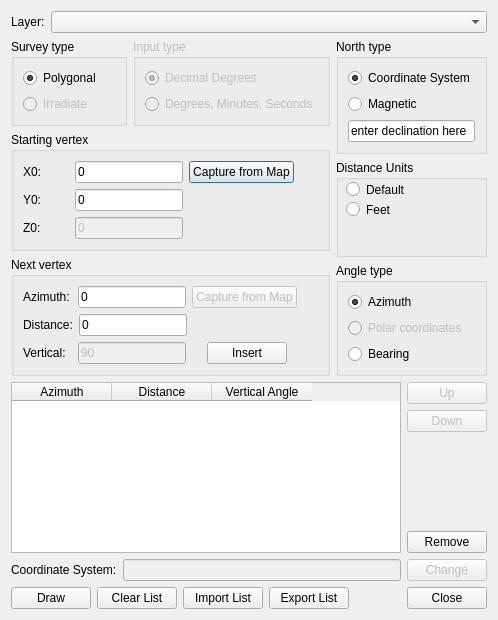
Before: the Qt Designer form ui.ui in mpetroff/qgsazimuth, drawn with Qt 5.
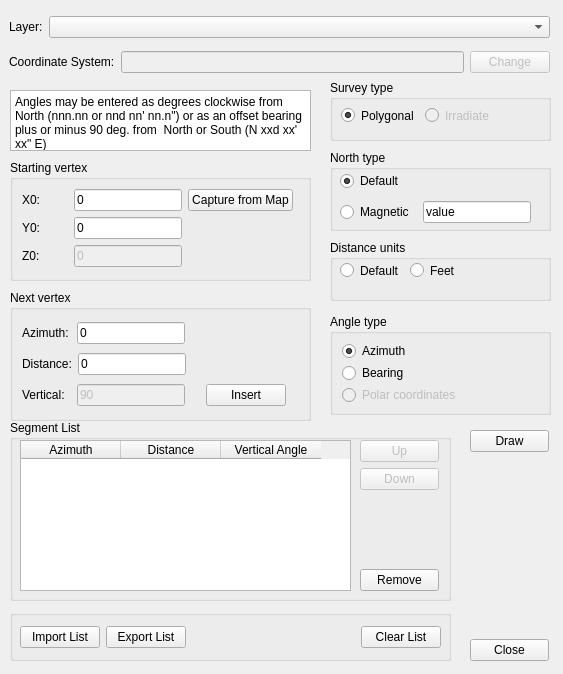
After: the same form once the commit is applied.

```diff
--- a/ui.ui
+++ b/ui.ui
@@ -5,14 +5,48 @@
    <rect>
     <x>0</x>
     <y>0</y>
-    <width>498</width>
-    <height>620</height>
+    <width>563</width>
+    <height>674</height>
    </rect>
   </property>
   <property name="windowTitle" >
    <string>Geometry from Azimuth and Distance</string>
   </property>
-  <layout class="QVBoxLayout" name="verticalLayout_10" >
+  <widget class="QPlainTextEdit" name="plainTextEdit" >
+   <property name="enabled" >
+    <bool>true</bool>
+   </property>
+   <property name="geometry" >
+    <rect>
+     <x>10</x>
+     <y>90</y>
+     <width>301</width>
+     <height>61</height>
+    </rect>
+   </property>
+   <property name="verticalScrollBarPolicy" >
+    <enum>Qt::ScrollBarAlwaysOff</enum>
+   </property>
+   <property name="horizontalScrollBarPolicy" >
+    <enum>Qt::ScrollBarAlwaysOff</enum>
+   </property>
+   <property name="readOnly" >
+    <bool>true</bool>
+   </property>
+   <property name="plainText" >
+    <string>Angles may be entered as degrees clockwise from North (nnn.nn or nnd nn' nn.n") or as an offset bearing plus or minus 90 deg. from  North or South (N xxd xx' xx" E)</string>
+   </property>
+  </widget>
+  <widget class="QWidget" name="" >
+   <property name="geometry" >
+    <rect>
+     <x>9</x>
+     <y>9</y>
+     <width>541</width>
+     <height>71</height>
+    </rect>
+   </property>
+   <layout class="QVBoxLayout" name="verticalLayout_3" >
    <item>
     <layout class="QHBoxLayout" name="horizontalLayout_13" >
      <item>
@@ -34,86 +68,82 @@
     </layout>
    </item>
    <item>
-    <layout class="QHBoxLayout" name="horizontalLayout_12" >
-     <property name="sizeConstraint" >
-      <enum>QLayout::SetNoConstraint</enum>
-     </property>
+     <layout class="QHBoxLayout" name="horizontalLayout_14" >
      <item>
-      <layout class="QVBoxLayout" name="verticalLayout_9" >
-       <item>
-        <layout class="QHBoxLayout" name="horizontalLayout_3" >
-         <property name="sizeConstraint" >
-          <enum>QLayout::SetNoConstraint</enum>
-         </property>
-         <item>
-          <widget class="QGroupBox" name="groupBox_3" >
-           <property name="enabled" >
-            <bool>true</bool>
-           </property>
+       <widget class="QLabel" name="label_5" >
            <property name="sizePolicy" >
-            <sizepolicy vsizetype="Preferred" hsizetype="Preferred" >
+         <sizepolicy vsizetype="Preferred" hsizetype="Fixed" >
              <horstretch>0</horstretch>
              <verstretch>0</verstretch>
             </sizepolicy>
            </property>
-           <property name="title" >
-            <string>Survey type</string>
-           </property>
-           <layout class="QVBoxLayout" name="verticalLayout" >
+        <property name="text" >
+         <string>Coordinate System:</string>
+        </property>
+       </widget>
+      </item>
             <item>
-             <widget class="QRadioButton" name="radioButton_8" >
+       <widget class="QLineEdit" name="lineEdit_4" >
               <property name="enabled" >
-               <bool>true</bool>
-              </property>
-              <property name="text" >
-               <string>Polygonal</string>
-              </property>
-              <property name="checked" >
-               <bool>true</bool>
-              </property>
+         <bool>false</bool>
+        </property>
              </widget>
             </item>
             <item>
-             <widget class="QRadioButton" name="radioButton_7" >
+       <widget class="QPushButton" name="pushButton_11" >
               <property name="enabled" >
                <bool>false</bool>
               </property>
+        <property name="sizePolicy" >
+         <sizepolicy vsizetype="Fixed" hsizetype="Fixed" >
+          <horstretch>0</horstretch>
+          <verstretch>0</verstretch>
+         </sizepolicy>
+        </property>
               <property name="text" >
-               <string>Irradiate</string>
-              </property>
-              <property name="checkable" >
-               <bool>true</bool>
-              </property>
-              <property name="checked" >
-               <bool>false</bool>
-              </property>
+         <string>Change</string>
+        </property>
              </widget>
             </item>
            </layout>
-          </widget>
-         </item>
-         <item>
-          <widget class="QGroupBox" name="groupBox_4" >
+    </item>
+   </layout>
+  </widget>
+  <widget class="QGroupBox" name="groupBox_6" >
            <property name="enabled" >
-            <bool>false</bool>
-           </property>
+    <bool>true</bool>
+   </property>
+   <property name="geometry" >
+    <rect>
+     <x>330</x>
+     <y>314</y>
+     <width>221</width>
+     <height>101</height>
+    </rect>
+   </property>
            <property name="sizePolicy" >
-            <sizepolicy vsizetype="Preferred" hsizetype="Preferred" >
+    <sizepolicy vsizetype="Minimum" hsizetype="Preferred" >
              <horstretch>0</horstretch>
              <verstretch>0</verstretch>
             </sizepolicy>
            </property>
            <property name="title" >
-            <string>Input type</string>
-           </property>
-           <layout class="QVBoxLayout" name="verticalLayout_3" >
+    <string>Angle type</string>
+   </property>
+   <layout class="QVBoxLayout" name="verticalLayout_5" >
             <item>
-             <widget class="QRadioButton" name="radioButton_11" >
+     <widget class="QRadioButton" name="radioButton_17" >
               <property name="enabled" >
-               <bool>false</bool>
-              </property>
+       <bool>true</bool>
+      </property>
+      <property name="sizePolicy" >
+       <sizepolicy vsizetype="Preferred" hsizetype="Minimum" >
+        <horstretch>0</horstretch>
+        <verstretch>0</verstretch>
+       </sizepolicy>
+      </property>
               <property name="text" >
-               <string>Decimal Degrees</string>
+       <string>Azimuth</string>
               </property>
               <property name="checkable" >
                <bool>true</bool>
@@ -124,27 +154,63 @@
              </widget>
             </item>
             <item>
-             <widget class="QRadioButton" name="radioButton_12" >
+     <widget class="QRadioButton" name="radioButton_18" >
               <property name="enabled" >
-               <bool>false</bool>
-              </property>
+       <bool>true</bool>
+      </property>
+      <property name="sizePolicy" >
+       <sizepolicy vsizetype="Preferred" hsizetype="Minimum" >
+        <horstretch>0</horstretch>
+        <verstretch>0</verstretch>
+       </sizepolicy>
+      </property>
               <property name="text" >
-               <string>Degrees, Minutes, Seconds</string>
+       <string>Bearing</string>
               </property>
               <property name="checked" >
                <bool>false</bool>
               </property>
              </widget>
             </item>
-           </layout>
+    <item>
+     <widget class="QRadioButton" name="radioButton_16" >
+      <property name="enabled" >
+       <bool>false</bool>
+      </property>
+      <property name="sizePolicy" >
+       <sizepolicy vsizetype="Preferred" hsizetype="Minimum" >
+        <horstretch>0</horstretch>
+        <verstretch>0</verstretch>
+       </sizepolicy>
+      </property>
+      <property name="text" >
+       <string>Polar coordinates</string>
+      </property>
+      <property name="checked" >
+       <bool>false</bool>
+      </property>
           </widget>
          </item>
         </layout>
-       </item>
-       <item>
+   <zorder>radioButton_18</zorder>
+   <zorder>radioButton_16</zorder>
+   <zorder>radioButton_17</zorder>
+   <zorder>layoutWidget</zorder>
+   <zorder>layoutWidget</zorder>
+   <zorder>layoutWidget</zorder>
+   <zorder>label_6</zorder>
+  </widget>
         <widget class="QGroupBox" name="groupBox" >
+   <property name="geometry" >
+    <rect>
+     <x>10</x>
+     <y>160</y>
+     <width>301</width>
+     <height>121</height>
+    </rect>
+   </property>
          <property name="sizePolicy" >
-          <sizepolicy vsizetype="Preferred" hsizetype="Preferred" >
+    <sizepolicy vsizetype="Preferred" hsizetype="Minimum" >
            <horstretch>0</horstretch>
            <verstretch>0</verstretch>
           </sizepolicy>
@@ -342,11 +408,17 @@
           </item>
          </layout>
         </widget>
-       </item>
-       <item>
         <widget class="QGroupBox" name="groupBox_2" >
+   <property name="geometry" >
+    <rect>
+     <x>10</x>
+     <y>290</y>
+     <width>301</width>
+     <height>131</height>
+    </rect>
+   </property>
          <property name="sizePolicy" >
-          <sizepolicy vsizetype="Preferred" hsizetype="Ignored" >
+    <sizepolicy vsizetype="Preferred" hsizetype="Minimum" >
            <horstretch>0</horstretch>
            <verstretch>0</verstretch>
           </sizepolicy>
@@ -402,16 +474,6 @@
               </property>
              </widget>
             </item>
-            <item>
-             <widget class="QPushButton" name="pushButton_10" >
-              <property name="enabled" >
-               <bool>false</bool>
-              </property>
-              <property name="text" >
-               <string>Capture from Map</string>
-              </property>
-             </widget>
-            </item>
             <item>
              <spacer name="horizontalSpacer_11" >
               <property name="orientation" >
@@ -560,18 +622,102 @@
           </item>
          </layout>
         </widget>
-       </item>
-      </layout>
-     </item>
-     <item>
-      <layout class="QVBoxLayout" name="verticalLayout_6" >
-       <item>
-        <widget class="QGroupBox" name="groupBox_5" >
-         <property name="enabled" >
-          <bool>true</bool>
+  <widget class="QGroupBox" name="surveyGrpBox" >
+   <property name="geometry" >
+    <rect>
+     <x>330</x>
+     <y>80</y>
+     <width>221</width>
+     <height>61</height>
+    </rect>
+   </property>
+   <property name="sizePolicy" >
+    <sizepolicy vsizetype="Minimum" hsizetype="Preferred" >
+     <horstretch>0</horstretch>
+     <verstretch>0</verstretch>
+    </sizepolicy>
+   </property>
+   <property name="title" >
+    <string>Survey type</string>
+   </property>
+   <widget class="QWidget" name="layoutWidget" >
+    <property name="geometry" >
+     <rect>
+      <x>11</x>
+      <y>20</y>
+      <width>241</width>
+      <height>31</height>
+     </rect>
+    </property>
+    <layout class="QHBoxLayout" name="horizontalLayout" >
+     <item>
+      <widget class="QRadioButton" name="radioButton_8" >
+       <property name="enabled" >
+        <bool>true</bool>
+       </property>
+       <property name="sizePolicy" >
+        <sizepolicy vsizetype="Preferred" hsizetype="Minimum" >
+         <horstretch>0</horstretch>
+         <verstretch>0</verstretch>
+        </sizepolicy>
+       </property>
+       <property name="text" >
+        <string>Polygonal</string>
+       </property>
+       <property name="checked" >
+        <bool>true</bool>
+       </property>
+      </widget>
+     </item>
+     <item>
+      <widget class="QRadioButton" name="radioButton_7" >
+       <property name="enabled" >
+        <bool>false</bool>
+       </property>
+       <property name="sizePolicy" >
+        <sizepolicy vsizetype="Preferred" hsizetype="Minimum" >
+         <horstretch>0</horstretch>
+         <verstretch>0</verstretch>
+        </sizepolicy>
+       </property>
+       <property name="text" >
+        <string>Irradiate</string>
+       </property>
+       <property name="checkable" >
+        <bool>true</bool>
+       </property>
+       <property name="checked" >
+        <bool>false</bool>
+       </property>
+      </widget>
+     </item>
+     <item>
+      <spacer name="horizontalSpacer_9" >
+       <property name="orientation" >
+        <enum>Qt::Horizontal</enum>
+       </property>
+       <property name="sizeHint" stdset="0" >
+        <size>
+         <width>40</width>
+         <height>20</height>
+        </size>
+       </property>
+      </spacer>
+     </item>
+    </layout>
+   </widget>
+  </widget>
+  <widget class="QGroupBox" name="groupBox_3" >
+   <property name="geometry" >
+    <rect>
+     <x>330</x>
+     <y>150</y>
+     <width>221</width>
+     <height>81</height>
+    </rect>
          </property>
          <property name="sizePolicy" >
-          <sizepolicy vsizetype="Preferred" hsizetype="Preferred" >
+    <sizepolicy vsizetype="Minimum" hsizetype="Preferred" >
            <horstretch>0</horstretch>
            <verstretch>0</verstretch>
           </sizepolicy>
@@ -579,14 +725,29 @@
          <property name="title" >
           <string>North type</string>
          </property>
-         <layout class="QVBoxLayout" name="verticalLayout_4" >
-          <item>
+   <widget class="QWidget" name="layoutWidget" >
+    <property name="geometry" >
+     <rect>
+      <x>10</x>
+      <y>17</y>
+      <width>191</width>
+      <height>61</height>
+     </rect>
+    </property>
+    <layout class="QGridLayout" name="gridLayout" >
+     <item row="0" column="0" >
            <widget class="QRadioButton" name="radioButton_14" >
             <property name="enabled" >
              <bool>true</bool>
             </property>
+       <property name="sizePolicy" >
+        <sizepolicy vsizetype="Fixed" hsizetype="Minimum" >
+         <horstretch>0</horstretch>
+         <verstretch>0</verstretch>
+        </sizepolicy>
+       </property>
             <property name="text" >
-             <string>Coordinate System</string>
+        <string>Default</string>
             </property>
             <property name="checkable" >
              <bool>true</bool>
@@ -596,7 +757,7 @@
             </property>
            </widget>
           </item>
-          <item>
+     <item row="1" column="0" >
            <widget class="QRadioButton" name="radioButton_15" >
             <property name="enabled" >
              <bool>true</bool>
@@ -609,129 +770,164 @@
             </property>
            </widget>
           </item>
-          <item>
+     <item row="1" column="1" >
            <widget class="QLineEdit" name="lineEdit_5" >
+       <property name="sizePolicy" >
+        <sizepolicy vsizetype="Preferred" hsizetype="Minimum" >
+         <horstretch>0</horstretch>
+         <verstretch>0</verstretch>
+        </sizepolicy>
+       </property>
             <property name="text" >
-             <string>enter declination here</string>
+        <string>value</string>
             </property>
            </widget>
           </item>
          </layout>
         </widget>
-       </item>
-       <item>
+  </widget>
         <widget class="QGroupBox" name="groupBox_7" >
+   <property name="geometry" >
+    <rect>
+     <x>330</x>
+     <y>240</y>
+     <width>221</width>
+     <height>61</height>
+    </rect>
+   </property>
          <property name="sizePolicy" >
-          <sizepolicy vsizetype="Preferred" hsizetype="Preferred" >
+    <sizepolicy vsizetype="Minimum" hsizetype="Preferred" >
            <horstretch>0</horstretch>
            <verstretch>0</verstretch>
           </sizepolicy>
          </property>
          <property name="title" >
-          <string>Distance Units</string>
-         </property>
+    <string>Distance units</string>
+   </property>
+   <widget class="QWidget" name="layoutWidget" >
+    <property name="geometry" >
+     <rect>
+      <x>10</x>
+      <y>10</y>
+      <width>201</width>
+      <height>41</height>
+     </rect>
+    </property>
+    <layout class="QHBoxLayout" name="horizontalLayout_2" >
+     <item>
          <widget class="QRadioButton" name="radioButton" >
-          <property name="geometry" >
-           <rect>
-            <x>10</x>
-            <y>20</y>
-            <width>82</width>
-            <height>19</height>
-           </rect>
+       <property name="sizePolicy" >
+        <sizepolicy vsizetype="Preferred" hsizetype="Minimum" >
+         <horstretch>0</horstretch>
+         <verstretch>0</verstretch>
+        </sizepolicy>
           </property>
           <property name="text" >
            <string>Default</string>
           </property>
          </widget>
+     </item>
+     <item>
          <widget class="QRadioButton" name="radioButton_2" >
-          <property name="geometry" >
-           <rect>
-            <x>10</x>
-            <y>40</y>
-            <width>82</width>
-            <height>19</height>
-           </rect>
+       <property name="sizePolicy" >
+        <sizepolicy vsizetype="Preferred" hsizetype="Minimum" >
+         <horstretch>0</horstretch>
+         <verstretch>0</verstretch>
+        </sizepolicy>
           </property>
           <property name="text" >
            <string>Feet</string>
           </property>
          </widget>
-        </widget>
        </item>
        <item>
-        <widget class="QGroupBox" name="groupBox_6" >
-         <property name="enabled" >
-          <bool>true</bool>
-         </property>
+      <spacer name="horizontalSpacer_16" >
+       <property name="orientation" >
+        <enum>Qt::Horizontal</enum>
+       </property>
+       <property name="sizeHint" stdset="0" >
+        <size>
+         <width>40</width>
+         <height>20</height>
+        </size>
+       </property>
+      </spacer>
+     </item>
+    </layout>
+   </widget>
+  </widget>
+  <widget class="QWidget" name="" >
+   <property name="geometry" >
+    <rect>
+     <x>470</x>
+     <y>430</y>
+     <width>79</width>
+     <height>231</height>
+    </rect>
+   </property>
+   <layout class="QVBoxLayout" name="verticalLayout_2" >
+    <item>
+     <widget class="QPushButton" name="pushButton_7" >
          <property name="sizePolicy" >
-          <sizepolicy vsizetype="Preferred" hsizetype="Preferred" >
+       <sizepolicy vsizetype="Fixed" hsizetype="Minimum" >
            <horstretch>0</horstretch>
            <verstretch>0</verstretch>
           </sizepolicy>
          </property>
+      <property name="text" >
+       <string>Draw</string>
+      </property>
+     </widget>
+    </item>
+    <item>
+     <spacer name="verticalSpacer" >
+      <property name="orientation" >
+       <enum>Qt::Vertical</enum>
+      </property>
+      <property name="sizeHint" stdset="0" >
+       <size>
+        <width>28</width>
+        <height>78</height>
+       </size>
+      </property>
+     </spacer>
+    </item>
+    <item>
+     <widget class="QPushButton" name="pushButton_10" >
+      <property name="text" >
+       <string>Close</string>
+      </property>
+     </widget>
+    </item>
+   </layout>
+  </widget>
+  <widget class="QGroupBox" name="groupBox_8" >
+   <property name="geometry" >
+    <rect>
+     <x>10</x>
+     <y>420</y>
+     <width>441</width>
+     <height>181</height>
+    </rect>
+   </property>
          <property name="title" >
-          <string>Angle type</string>
-         </property>
-         <layout class="QVBoxLayout" name="verticalLayout_5" >
-          <item>
-           <widget class="QRadioButton" name="radioButton_17" >
-            <property name="enabled" >
-             <bool>true</bool>
-            </property>
-            <property name="text" >
-             <string>Azimuth</string>
-            </property>
-            <property name="checkable" >
-             <bool>true</bool>
-            </property>
-            <property name="checked" >
-             <bool>true</bool>
-            </property>
-           </widget>
-          </item>
-          <item>
-           <widget class="QRadioButton" name="radioButton_16" >
-            <property name="enabled" >
-             <bool>false</bool>
-            </property>
-            <property name="text" >
-             <string>Polar coordinates</string>
-            </property>
-            <property name="checked" >
-             <bool>false</bool>
-            </property>
-           </widget>
-          </item>
-          <item>
-           <widget class="QRadioButton" name="radioButton_18" >
-            <property name="enabled" >
-             <bool>true</bool>
-            </property>
-            <property name="text" >
-             <string>Bearing</string>
-            </property>
-            <property name="checked" >
-             <bool>false</bool>
-            </property>
-           </widget>
-          </item>
-         </layout>
-         <zorder>radioButton_16</zorder>
-         <zorder>radioButton_17</zorder>
-         <zorder>radioButton_18</zorder>
-        </widget>
-       </item>
-      </layout>
-     </item>
-    </layout>
-   </item>
-   <item>
-    <layout class="QHBoxLayout" name="horizontalLayout" >
-     <property name="sizeConstraint" >
-      <enum>QLayout::SetNoConstraint</enum>
-     </property>
-     <item>
+    <string>Segment List</string>
+   </property>
       <widget class="QTableWidget" name="tableWidget" >
+    <property name="geometry" >
+     <rect>
+      <x>10</x>
+      <y>20</y>
+      <width>331</width>
+      <height>151</height>
+     </rect>
+    </property>
+    <property name="sizePolicy" >
+     <sizepolicy vsizetype="Expanding" hsizetype="Preferred" >
+      <horstretch>0</horstretch>
+      <verstretch>0</verstretch>
+     </sizepolicy>
+    </property>
        <column>
         <property name="text" >
          <string>Azimuth</string>
@@ -748,9 +944,16 @@
         </property>
        </column>
       </widget>
-     </item>
-     <item>
-      <layout class="QVBoxLayout" name="verticalLayout_2" >
+   <widget class="QWidget" name="" >
+    <property name="geometry" >
+     <rect>
+      <x>350</x>
+      <y>20</y>
+      <width>79</width>
+      <height>151</height>
+     </rect>
+    </property>
+    <layout class="QVBoxLayout" name="verticalLayout" >
        <item>
         <widget class="QPushButton" name="pushButton_4" >
          <property name="enabled" >
@@ -772,7 +975,7 @@
         </widget>
        </item>
        <item>
-        <spacer name="verticalSpacer" >
+      <spacer name="verticalSpacer_2" >
          <property name="orientation" >
           <enum>Qt::Vertical</enum>
          </property>
@@ -792,65 +995,30 @@
         </widget>
        </item>
       </layout>
-     </item>
-    </layout>
-   </item>
-   <item>
-    <layout class="QHBoxLayout" name="horizontalLayout_14" >
-     <item>
-      <widget class="QLabel" name="label_5" >
-       <property name="sizePolicy" >
-        <sizepolicy vsizetype="Preferred" hsizetype="Fixed" >
-         <horstretch>0</horstretch>
-         <verstretch>0</verstretch>
-        </sizepolicy>
-       </property>
-       <property name="text" >
-        <string>Coordinate System:</string>
-       </property>
-      </widget>
-     </item>
-     <item>
-      <widget class="QLineEdit" name="lineEdit_4" >
-       <property name="enabled" >
-        <bool>false</bool>
-       </property>
-      </widget>
-     </item>
-     <item>
-      <widget class="QPushButton" name="pushButton_11" >
-       <property name="enabled" >
-        <bool>false</bool>
-       </property>
-       <property name="sizePolicy" >
-        <sizepolicy vsizetype="Fixed" hsizetype="Fixed" >
-         <horstretch>0</horstretch>
-         <verstretch>0</verstretch>
-        </sizepolicy>
-       </property>
-       <property name="text" >
-        <string>Change</string>
-       </property>
-      </widget>
-     </item>
-    </layout>
-   </item>
-   <item>
-    <layout class="QHBoxLayout" name="horizontalLayout_2" >
-     <item>
-      <widget class="QPushButton" name="pushButton_7" >
-       <property name="text" >
-        <string>Draw</string>
-       </property>
-      </widget>
-     </item>
-     <item>
-      <widget class="QPushButton" name="pushButton_6" >
-       <property name="text" >
-        <string>Clear List</string>
-       </property>
-      </widget>
-     </item>
+   </widget>
+  </widget>
+  <widget class="QGroupBox" name="groupBox_4" >
+   <property name="geometry" >
+    <rect>
+     <x>10</x>
+     <y>610</y>
+     <width>441</width>
+     <height>51</height>
+    </rect>
+   </property>
+   <property name="title" >
+    <string/>
+   </property>
+   <widget class="QWidget" name="" >
+    <property name="geometry" >
+     <rect>
+      <x>10</x>
+      <y>7</y>
+      <width>421</width>
+      <height>41</height>
+     </rect>
+    </property>
+    <layout class="QHBoxLayout" name="horizontalLayout_3" >
      <item>
       <widget class="QPushButton" name="pushButton_3" >
        <property name="enabled" >
@@ -885,18 +1053,15 @@
       </spacer>
      </item>
      <item>
-      <widget class="QPushButton" name="pushButton_13" >
-       <property name="enabled" >
-        <bool>true</bool>
-       </property>
+      <widget class="QPushButton" name="pushButton_6" >
        <property name="text" >
-        <string>Close</string>
+        <string>Clear List</string>
        </property>
       </widget>
      </item>
     </layout>
-   </item>
-  </layout>
+   </widget>
+  </widget>
  </widget>
  <tabstops>
   <tabstop>comboBox</tabstop>
```
Left out of the diff: 13 changed lines with no effect on the pictures. Lines whose indentation alone changed are shown as unchanged.
